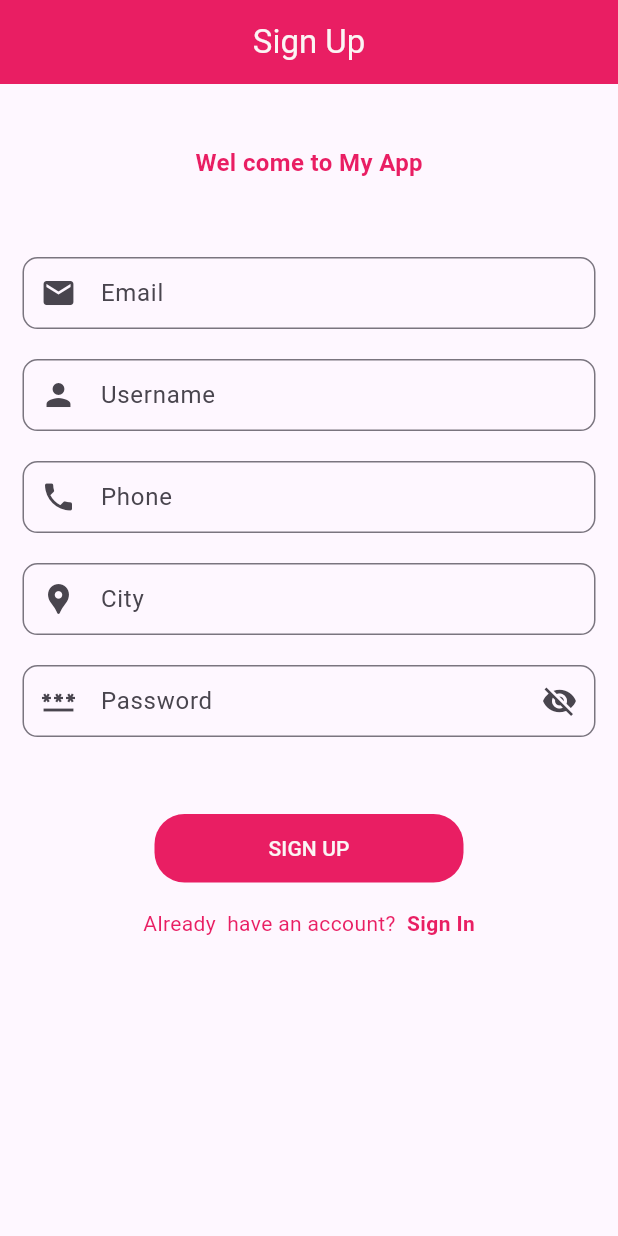
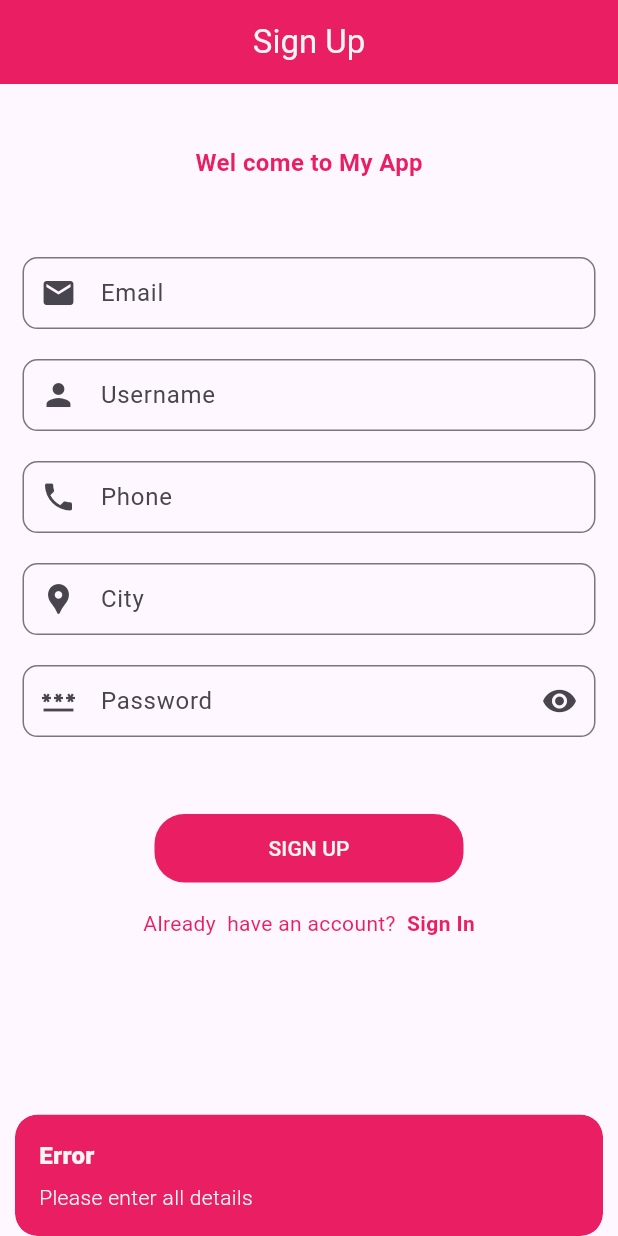
Before and after one commit to Karanbohara01/mobile-ecommerce, a Flutter app: the SignUpScreen screen opened directly, after a tap on "SIGN UP", on a phone screen of 412 x 824 dp. Run offline on Flutter 3.47's test engine with Material 3 defaults, Android fonts, the phone set to English and light mode, and no system bars; our stand-ins replace cloud_firestore, firebase_auth, firebase_core, flutter_easyloading, flutter_keyboard_visibility, get and 3 more; missing offline and left inert: dart:ffi; accounts and stored records are empty.

Commit message:
sign in with email and verification

```diff
--- a/lib/screens/auth-ui/sign-up-screen.dart
+++ b/lib/screens/auth-ui/sign-up-screen.dart
@@ -1,6 +1,11 @@
 // ignore_for_file: avoid_unnecessary_containers, prefer_const_constructors, prefer_const_literals_to_create_immutables
 
+import 'dart:ffi';
+
+import 'package:firebase_auth/firebase_auth.dart';
 import 'package:flutter/material.dart';
+import 'package:flutter_application_e_comm/controllers/sign-up-controller.dart';
+
 import 'package:flutter_application_e_comm/utils/app-constant.dart';
 import 'package:flutter_keyboard_visibility/flutter_keyboard_visibility.dart';
 import 'package:get/get.dart';
@@ -15,6 +20,14 @@ class SignUpScreen extends StatefulWidget {
 }
 
 class _SignUpScreenState extends State<SignUpScreen> {
+  final SignUpController signUpController = Get.put(SignUpController());
+
+  TextEditingController userName = TextEditingController();
+  TextEditingController userEmail = TextEditingController();
+  TextEditingController userPassword = TextEditingController();
+  TextEditingController userPhone = TextEditingController();
+  TextEditingController userCity = TextEditingController();
+
   @override
   Widget build(BuildContext context) {
     return KeyboardVisibilityBuilder(builder: (context, isKeyboardVisible) {
@@ -54,6 +67,7 @@ class _SignUpScreenState extends State<SignUpScreen> {
                   child: Padding(
                     padding: const EdgeInsets.all(10.0),
                     child: TextFormField(
+                      controller: userEmail,
                       cursorColor: AppConstants.secondaryColor,
                       keyboardType: TextInputType.emailAddress,
                       decoration: InputDecoration(
@@ -73,6 +87,7 @@ class _SignUpScreenState extends State<SignUpScreen> {
                   child: Padding(
                     padding: const EdgeInsets.all(10.0),
                     child: TextFormField(
+                      controller: userName,
                       cursorColor: AppConstants.secondaryColor,
                       keyboardType: TextInputType.name,
                       decoration: InputDecoration(
@@ -92,6 +107,7 @@ class _SignUpScreenState extends State<SignUpScreen> {
                   child: Padding(
                     padding: const EdgeInsets.all(10.0),
                     child: TextFormField(
+                      controller: userPhone,
                       cursorColor: AppConstants.secondaryColor,
                       keyboardType: TextInputType.number,
                       decoration: InputDecoration(
@@ -111,6 +127,7 @@ class _SignUpScreenState extends State<SignUpScreen> {
                   child: Padding(
                     padding: const EdgeInsets.all(10.0),
                     child: TextFormField(
+                      controller: userCity,
                       cursorColor: AppConstants.secondaryColor,
                       keyboardType: TextInputType.streetAddress,
                       decoration: InputDecoration(
@@ -129,20 +146,31 @@ class _SignUpScreenState extends State<SignUpScreen> {
                   width: Get.width,
                   child: Padding(
                       padding: const EdgeInsets.all(10.0),
-                    child: TextFormField(
+                      child: Obx(
+                        () => TextFormField(
+                          controller: userPassword,
+                          obscureText: signUpController.isPasswordVisible.value,
                           cursorColor: AppConstants.secondaryColor,
                           keyboardType: TextInputType.visiblePassword,
                           decoration: InputDecoration(
                             hintText: "Password",
                             prefixIcon: Icon(Icons.password),
-                        suffixIcon: Icon(Icons.visibility_off),
-                        contentPadding: EdgeInsets.only(top: 2.0, left: 8.0),
+                            suffixIcon: GestureDetector(
+                              onTap: () {
+                                signUpController.isPasswordVisible.toggle();
+                              },
+                              child: signUpController.isPasswordVisible.value
+                                  ? Icon(Icons.visibility_off)
+                                  : Icon(Icons.visibility),
+                            ),
+                            contentPadding:
+                                EdgeInsets.only(top: 2.0, left: 8.0),
                             border: OutlineInputBorder(
                               borderRadius: BorderRadius.circular(10.0),
                             ),
                           ),
                         ),
-                  ),
+                      )),
                 ),
                 SizedBox(
                   height: Get.height / 20,
@@ -160,7 +188,51 @@ class _SignUpScreenState extends State<SignUpScreen> {
                         "SIGN UP",
                         style: TextStyle(color: AppConstants.textColor),
                       ),
-                      onPressed: () {},
+                      onPressed: () async {
+                        String name = userName.text.trim();
+                        String email = userEmail.text.trim();
+                        String phone = userPhone.text.trim();
+                        String city = userCity.text.trim();
+                        String password = userPassword.text.trim();
+                        String userDeviceToken = '';
+
+                        if (name.isEmpty ||
+                            email.isEmpty ||
+                            phone.isEmpty ||
+                            city.isEmpty ||
+                            password.isEmpty) {
+                          Get.snackbar(
+                            "Error",
+                            "Please enter all details",
+                            snackPosition: SnackPosition.BOTTOM,
+                            backgroundColor: AppConstants.secondaryColor,
+                            colorText: AppConstants.textColor,
+                          );
+                        } else {
+                          UserCredential? userCredential =
+                              await signUpController.signUpMethod(
+                            name,
+                            email,
+                            phone,
+                            city,
+                            password,
+                            userDeviceToken,
+                          );
+
+                          if (userCredential != null) {
+                            Get.snackbar(
+                              "Verification email sent.",
+                              "Please check your email.",
+                              snackPosition: SnackPosition.BOTTOM,
+                              backgroundColor: AppConstants.secondaryColor,
+                              colorText: AppConstants.textColor,
+                            );
+
+                            FirebaseAuth.instance.signOut();
+                            Get.offAll(() => SignInScreen());
+                          }
+                        }
+                      },
                     ),
                   ),
                 ),
```
Also changed, not shown: lib/controllers/sign-up-controller.dart (+99 -14 lines). Lines whose indentation alone changed are shown as unchanged.
